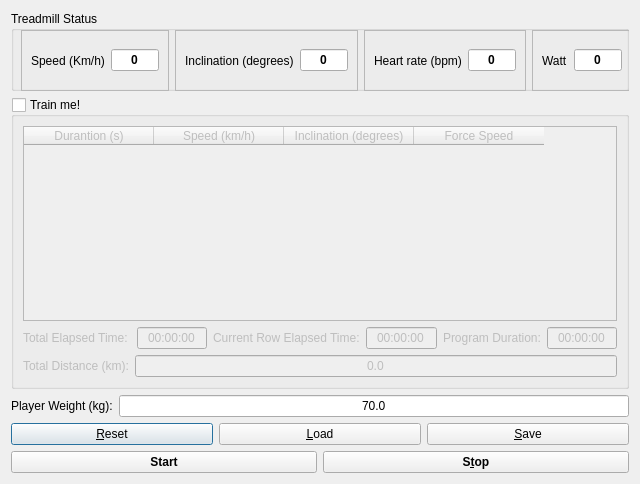
First picture: the form in src/mainwindow.ui, repository cagnulein/qdomyos-zwift, before the edit.
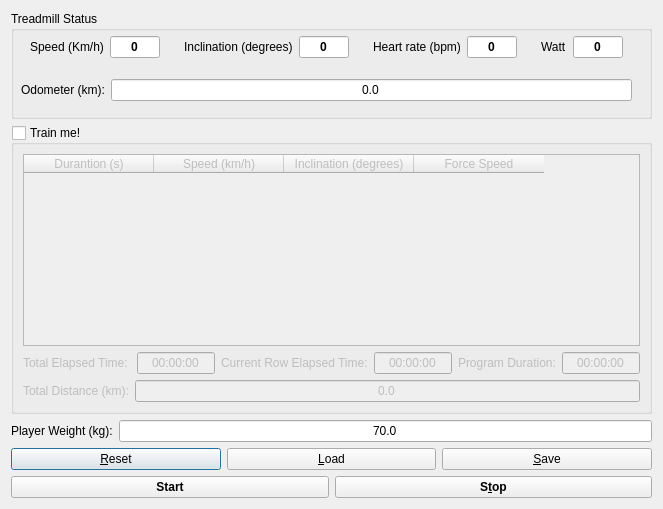
Second picture: the form after the edit.

```diff
--- a/src/mainwindow.ui
+++ b/src/mainwindow.ui
@@ -6,8 +6,8 @@
    <rect>
     <x>0</x>
     <y>0</y>
-    <width>640</width>
-    <height>484</height>
+    <width>663</width>
+    <height>509</height>
    </rect>
   </property>
   <property name="windowTitle">
@@ -17,7 +17,7 @@
    <item>
     <widget class="QGroupBox" name="groupBox">
      <property name="sizePolicy">
-      <sizepolicy hsizetype="MinimumExpanding" vsizetype="Fixed">
+      <sizepolicy hsizetype="Expanding" vsizetype="Expanding">
        <horstretch>0</horstretch>
        <verstretch>0</verstretch>
       </sizepolicy>
@@ -25,7 +25,7 @@
      <property name="minimumSize">
       <size>
        <width>0</width>
-       <height>80</height>
+       <height>0</height>
       </size>
      </property>
      <property name="title">
@@ -35,11 +35,13 @@
       <property name="geometry">
        <rect>
         <x>10</x>
-        <y>19</y>
+        <y>10</y>
         <width>611</width>
-        <height>61</height>
+        <height>80</height>
        </rect>
       </property>
+      <layout class="QVBoxLayout" name="verticalLayout_4">
+       <item>
       <layout class="QHBoxLayout" name="horizontalLayout_8">
        <property name="sizeConstraint">
         <enum>QLayout::SetDefaultConstraint</enum>
@@ -47,7 +49,7 @@
        <item>
         <widget class="QFrame" name="frame">
          <property name="frameShape">
-          <enum>QFrame::StyledPanel</enum>
+            <enum>QFrame::NoFrame</enum>
          </property>
          <property name="frameShadow">
           <enum>QFrame::Raised</enum>
@@ -88,7 +90,7 @@
        <item>
         <widget class="QFrame" name="frame_2">
          <property name="frameShape">
-          <enum>QFrame::StyledPanel</enum>
+            <enum>QFrame::NoFrame</enum>
          </property>
          <property name="frameShadow">
           <enum>QFrame::Raised</enum>
@@ -129,7 +131,7 @@
        <item>
         <widget class="QFrame" name="frame_3">
          <property name="frameShape">
-          <enum>QFrame::StyledPanel</enum>
+            <enum>QFrame::NoFrame</enum>
          </property>
          <property name="frameShadow">
           <enum>QFrame::Raised</enum>
@@ -170,7 +172,7 @@
        <item>
         <widget class="QFrame" name="frame_4">
          <property name="frameShape">
-          <enum>QFrame::StyledPanel</enum>
+            <enum>QFrame::NoFrame</enum>
          </property>
          <property name="frameShadow">
           <enum>QFrame::Raised</enum>
@@ -209,13 +211,36 @@
         </widget>
        </item>
       </layout>
+       </item>
+       <item>
+        <layout class="QHBoxLayout" name="horizontalLayout_22">
+         <item>
+          <widget class="QLabel" name="label_10">
+           <property name="text">
+            <string>Odometer (km):</string>
+           </property>
+          </widget>
+         </item>
+         <item>
+          <widget class="QLineEdit" name="odometer">
+           <property name="text">
+            <string>0.0</string>
+           </property>
+           <property name="alignment">
+            <set>Qt::AlignCenter</set>
+           </property>
+          </widget>
+         </item>
+        </layout>
+       </item>
+      </layout>
      </widget>
     </widget>
    </item>
    <item>
     <widget class="QGroupBox" name="groupBox_2">
      <property name="sizePolicy">
-      <sizepolicy hsizetype="Preferred" vsizetype="Expanding">
+      <sizepolicy hsizetype="Preferred" vsizetype="Preferred">
        <horstretch>0</horstretch>
        <verstretch>0</verstretch>
       </sizepolicy>
```
Left out of the diff: 2 changed lines with no effect on the pictures. Lines whose indentation alone changed are shown as unchanged.
